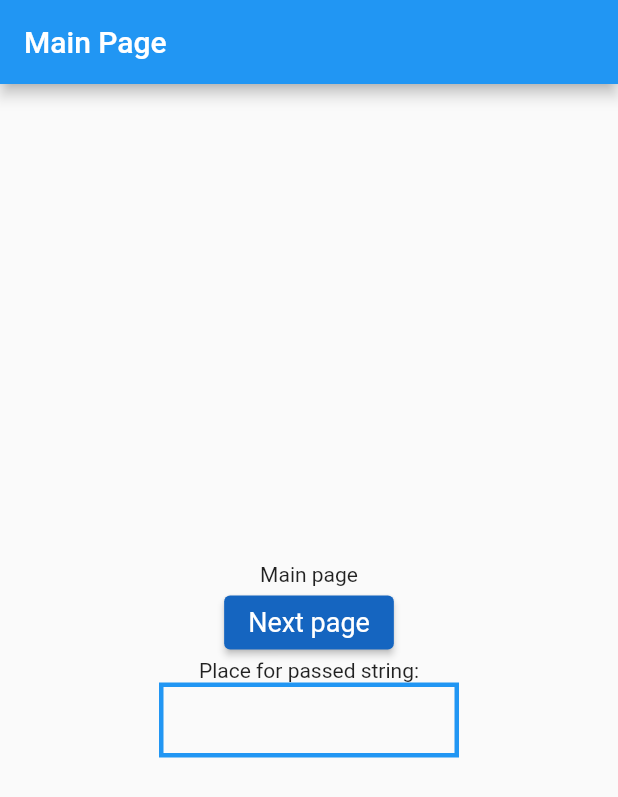
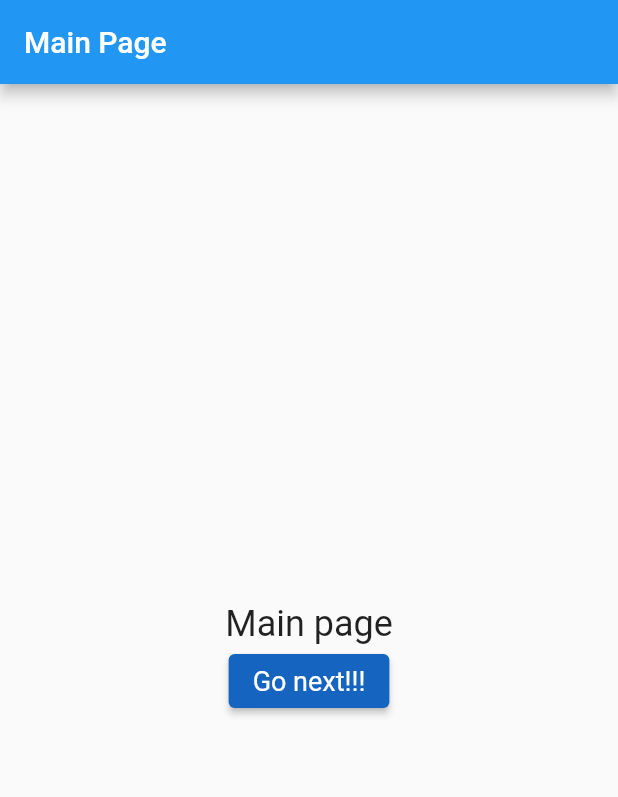
Before and after one commit to Flash9600/flutter-project, a Flutter app: the screen it shows after launch, on a phone screen of 412 x 824 dp. Shown: the top 797 px of the screen. Run offline on Flutter 3.47's test engine with Material 2 defaults, Android fonts, the phone set to English and light mode, and no system bars.

```diff
--- a/lib/pages/main_page.dart
+++ b/lib/pages/main_page.dart
@@ -2,10 +2,7 @@ import 'package:flutter/material.dart';
 import 'package:flutter_hello/pages/second_page.dart';
 
 class MainPage extends StatelessWidget {
-  String takenText;
   static const routeName = '/';
-
-  MainPage({this.takenText = ''});
 
   @override
   Widget build(BuildContext context) {
@@ -15,28 +12,40 @@ class MainPage extends StatelessWidget {
           child: Column(
             mainAxisAlignment: MainAxisAlignment.center,
             children: [
-              Text('Main page'),
-              ElevatedButton(
-                  onPressed: () =>
-                      Navigator.pushNamed(context, SecondPage.routeName),
-                  style: ElevatedButton.styleFrom(primary: Colors.blue[800]),
-                  child: Text('Next page',
-                      style: TextStyle(
-                          color: Colors.white,
-                          fontSize: 18,
-                          fontWeight: FontWeight.w400))),
-              Text('Place for passed string:'),
-              Container(
-                  width: 200,
-                  height: 50,
-                  decoration: BoxDecoration(
-                      border: Border.all(
-                          color: Colors.blue,
-                          width: 3,
-                          style: BorderStyle.solid)),
-                  child: Text('$takenText '))
+              Text(
+                'Main page',
+                style: TextStyle(fontSize: 24),
+              ),
+              NavigateButton(),
             ],
           ),
         ));
   }
 }
+
+class NavigateButton extends StatelessWidget {
+  const NavigateButton({
+    Key? key,
+  }) : super(key: key);
+
+  @override
+  Widget build(BuildContext context) {
+    return ElevatedButton(
+        onPressed: () => onPressed(context),
+        style: ElevatedButton.styleFrom(primary: Colors.blue[800]),
+        child: Text('Go next!!!',
+            style: TextStyle(
+                color: Colors.white,
+                fontSize: 18,
+                fontWeight: FontWeight.w400)));
+  }
+}
+
+void onPressed(BuildContext context) async {
+  final resultText = await Navigator.pushNamed(context, SecondPage.routeName);
+  if (resultText != null) {
+    ScaffoldMessenger.of(context)
+      ..removeCurrentSnackBar()
+      ..showSnackBar(SnackBar(content: Text('$resultText')));
+  }
+}
```
Also changed, not shown: lib/main.dart (+4 -11 lines), lib/pages/second_page.dart (+49 -13 lines).
